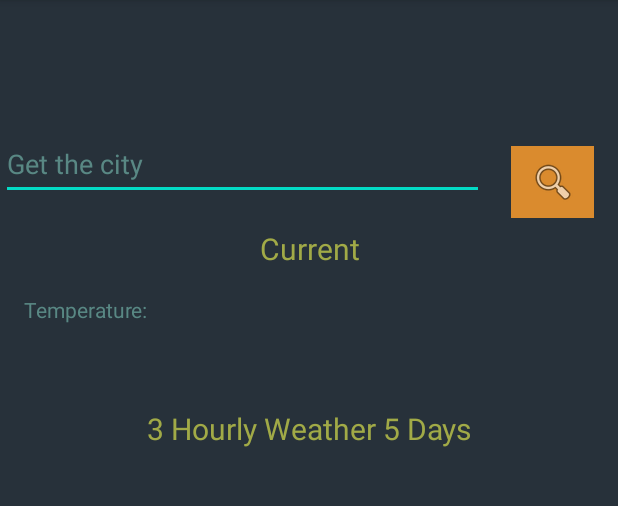
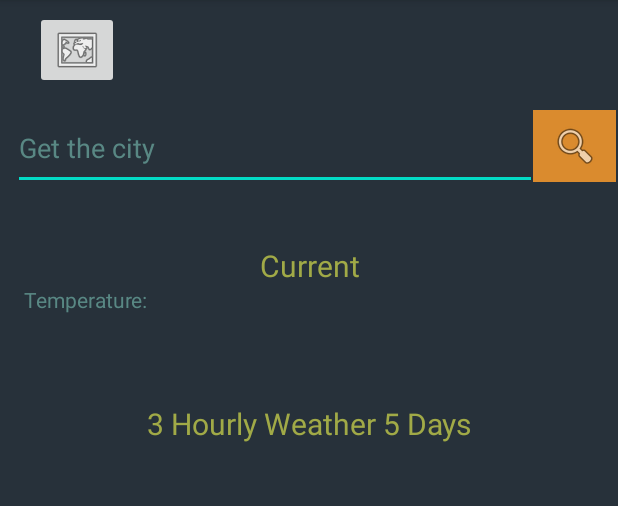
Before and after one commit to LessThanJunior/MobileApp, an Android app: the MainActivity screen opened directly, with no data from a screen before it, after a tap on an icon or button, on a phone screen of 412 x 824 dp, the part 84-590 px from its top. Run offline under Robolectric (Android 15) with nearby library versions, the phone set to English and light mode, and no system bars; our stand-ins replace Volley; network calls fail.

Commit message:
Added WeatherHourly(RecyclerView), ImageButton with onclickListener

```diff
--- a/app/build.gradle
+++ b/app/build.gradle
@@ -41,6 +41,8 @@ dependencies {
     implementation 'com.google.android.material:material:1.5.0'
     implementation 'com.google.android.gms:play-services-maps:18.0.2'
     implementation 'androidx.constraintlayout:constraintlayout:2.1.3'
+    implementation 'androidx.appcompat:appcompat:1.0.0'
+    implementation 'androidx.recyclerview:recyclerview:1.0.0'
     implementation 'com.android.volley:volley:1.2.1'
     testImplementation 'junit:junit:4.13.2'
     androidTestImplementation 'androidx.test.ext:junit:1.1.3'
--- a/app/src/main/java/com/example/practice/MainActivity.java
+++ b/app/src/main/java/com/example/practice/MainActivity.java
@@ -1,6 +1,10 @@
 package com.example.practice;
 
+import static java.security.AccessController.getContext;
+
 import androidx.appcompat.app.AppCompatActivity;
+import androidx.recyclerview.widget.LinearLayoutManager;
+import androidx.recyclerview.widget.RecyclerView;
 
 import android.content.Intent;
 import android.os.Bundle;
@@ -23,7 +27,9 @@ import org.json.JSONArray;
 import org.json.JSONException;
 import org.json.JSONObject;
 
-public class MainActivity extends AppCompatActivity {
+import java.util.ArrayList;
+
+public class MainActivity extends AppCompatActivity{
     EditText edit_text;
     ImageButton image_button;
     TextView text_view;
@@ -47,6 +53,7 @@ public class MainActivity extends AppCompatActivity {
             @Override
             public void onClick(View view) {
                 url_current = base_url_current + edit_text.getText().toString() + "&appid=" + appid + "&units=metric";
+                url_hourly = base_url_hourly + edit_text.getText().toString() + "&appid=" + appid + "&units=metric";
                 StringRequest stringRequest = new StringRequest(Request.Method.GET, url_current, new Response.Listener<String>() {
                     @Override
                     public void onResponse(String response) {
@@ -58,6 +65,7 @@ public class MainActivity extends AppCompatActivity {
                             JSONObject jsonWeatherObject = jsonWeatherArray.getJSONObject(0);
                             String weather_info = jsonWeatherObject.getString("main");
                             text_view.setText("Temperature: " + temp + "°С, " + weather_info);
+
                         } catch (JSONException e) {
                             e.printStackTrace();
                         }
@@ -68,9 +76,47 @@ public class MainActivity extends AppCompatActivity {
                         Toast.makeText(MainActivity.this, error.toString().trim(), Toast.LENGTH_SHORT).show();
                     }
                 });
+                StringRequest hourlyRequest = new StringRequest(Request.Method.GET, url_hourly, new Response.Listener<String>() {
+                    @Override
+                    public void onResponse(String response) {
+                        ArrayList<ItemWeather> weatherList = new ArrayList<>();
+                        try {
+                            JSONObject jsonResponseHourly = new JSONObject(response);
+                            JSONArray getWeatherList = jsonResponseHourly.getJSONArray("list");
+                            for (int i = 0; i < 40; i++) {
+                                JSONObject getWeather = getWeatherList.getJSONObject(i);
+                                JSONObject getMain = getWeather.getJSONObject("main");
+                                System.out.println(getMain);
+                                double temp_hourly = getMain.getDouble("temp");
+                                String time = getWeather.getString("dt_txt");
+                                ItemWeather weather = new ItemWeather();
+                                weather.setTemp(temp_hourly);
+                                weather.setTime(time);
+                                weatherList.add(weather);
+                            }
+                            ItemWeatherRecyclerView weatherRecyclerView = new ItemWeatherRecyclerView(weatherList);
+                            RecyclerView recyclerView = findViewById(R.id.rvWeather);
+                            recyclerView.setLayoutManager(new LinearLayoutManager(getApplicationContext()));
+                            recyclerView.setAdapter(weatherRecyclerView);
+                        } catch(JSONException e) {e.printStackTrace();}
+                    }
+                }, new Response.ErrorListener() {
+                    @Override
+                    public void onErrorResponse(VolleyError error) {
+                        Toast.makeText(MainActivity.this, error.toString().trim(), Toast.LENGTH_SHORT).show();
+                    }
+                });
                 RequestQueue requestQueue = Volley.newRequestQueue(getApplicationContext());
                 requestQueue.add(stringRequest);
-
+                requestQueue.add(hourlyRequest);
+            }
+        });
+        ImageButton googleMapButton = (ImageButton)findViewById(R.id.googleMapButton);
+        googleMapButton.setOnClickListener(new View.OnClickListener() {
+            @Override
+            public void onClick(View view) {
+                Intent intent = new Intent(MainActivity.this,MapsActivity.class);
+                startActivity(intent);
             }
         });
     }
--- a/app/src/main/java/com/example/practice/MapsActivity.java
+++ b/app/src/main/java/com/example/practice/MapsActivity.java
@@ -63,7 +63,7 @@ public class MapsActivity extends FragmentActivity implements OnMapReadyCallback
         googleMap.setOnMapClickListener(new GoogleMap.OnMapClickListener() {
             @Override
             public void onMapClick(LatLng point) {
-                MarkerOptions marker = new MarkerOptions().position(new LatLng(point.latitude, point.longitude)).title("New Marker");
+                MarkerOptions marker = new MarkerOptions().position(new LatLng(point.latitude, point.longitude));
                 googleMap.addMarker(marker);
                 url = base_url + "?lat=" + point.latitude + "&lon=" + point.longitude + "&limit=1&appid="+appid;
                 System.out.println(url);
--- a/app/src/main/res/layout/activity_main.xml
+++ b/app/src/main/res/layout/activity_main.xml
@@ -9,35 +9,34 @@
 
   <com.google.android.material.textfield.TextInputEditText
       android:id="@+id/textInputEditText"
-      android:layout_width="322dp"
-      android:layout_height="48dp"
+      android:layout_width="349dp"
+      android:layout_height="55dp"
+      android:layout_marginStart="11dp"
       android:layout_marginTop="85dp"
-      android:layout_marginBottom="600dp"
+      android:layout_marginBottom="17dp"
       android:ems="10"
       android:hint="@string/get_the_city"
       android:inputType="text"
       android:minHeight="48dp"
       android:textColor="#FFFFFF"
       android:textColorHint="#598884"
-      app:layout_constraintBottom_toBottomOf="parent"
-      app:layout_constraintEnd_toEndOf="parent"
-      app:layout_constraintHorizontal_bias="0.011"
+      app:layout_constraintBottom_toTopOf="@+id/textView2"
+      app:layout_constraintEnd_toStartOf="@+id/imageButton"
       app:layout_constraintStart_toStartOf="parent"
-      app:layout_constraintTop_toTopOf="parent"
-      app:layout_constraintVertical_bias="0.0" />
+      app:layout_constraintTop_toTopOf="parent" />
 
   <ImageButton
       android:id="@+id/imageButton"
       android:layout_width="55dp"
       android:layout_height="48dp"
-      android:layout_marginTop="85dp"
-      android:layout_marginEnd="16dp"
-      android:layout_marginBottom="598dp"
+      android:layout_marginTop="73dp"
+      android:layout_marginEnd="1dp"
+      android:layout_marginBottom="40dp"
       android:background="#DA8B2E"
-      app:layout_constraintBottom_toBottomOf="parent"
+      app:layout_constraintBottom_toTopOf="@+id/textView2"
       app:layout_constraintEnd_toEndOf="parent"
       app:layout_constraintTop_toTopOf="parent"
-      app:layout_constraintVertical_bias="0.333"
+      app:layout_constraintVertical_bias="0.0"
       app:srcCompat="@android:drawable/ic_menu_search"
       tools:ignore="SpeakableTextPresentCheck" />
 
@@ -47,13 +46,12 @@
       android:layout_height="33dp"
       android:layout_marginStart="16dp"
       android:layout_marginTop="63dp"
-      android:layout_marginBottom="518dp"
+      android:layout_marginBottom="20dp"
       android:text="Temperature: "
       android:textColor="#598884"
-      app:layout_constraintBottom_toBottomOf="parent"
+      app:layout_constraintBottom_toTopOf="@+id/hourly_weather_info"
       app:layout_constraintStart_toStartOf="parent"
-      app:layout_constraintTop_toBottomOf="@+id/textInputEditText"
-      app:layout_constraintVertical_bias="0.0" />
+      app:layout_constraintTop_toBottomOf="@+id/textInputEditText" />
 
   <TextView
       android:id="@+id/textView2"
@@ -77,14 +75,39 @@
       android:layout_width="match_parent"
       android:layout_height="31dp"
       android:layout_marginTop="23dp"
-      android:layout_marginBottom="450dp"
+      android:layout_marginBottom="23dp"
       android:gravity="center"
       android:text="3 Hourly Weather 5 Days"
       android:textColor="#A1AA47"
       android:textSize="20sp"
-      app:layout_constraintBottom_toBottomOf="parent"
+      app:layout_constraintBottom_toTopOf="@+id/rvWeather"
       app:layout_constraintEnd_toEndOf="parent"
       app:layout_constraintStart_toStartOf="parent"
       app:layout_constraintTop_toBottomOf="@+id/textView" />
 
+  <androidx.recyclerview.widget.RecyclerView
+      android:id="@+id/rvWeather"
+      android:layout_width="417dp"
+      android:layout_height="452dp"
+      android:layout_marginTop="23dp"
+      android:layout_marginEnd="4dp"
+      android:layout_marginBottom="3dp"
+      app:layout_constraintBottom_toBottomOf="parent"
+      app:layout_constraintEnd_toEndOf="parent"
+      app:layout_constraintStart_toStartOf="parent"
+      app:layout_constraintTop_toBottomOf="@+id/hourly_weather_info" />
+
+  <ImageButton
+      android:id="@+id/googleMapButton"
+      android:layout_width="wrap_content"
+      android:layout_height="wrap_content"
+      android:layout_marginStart="25dp"
+      android:layout_marginTop="8dp"
+      android:layout_marginEnd="335dp"
+      android:layout_marginBottom="13dp"
+      app:layout_constraintBottom_toTopOf="@+id/textInputEditText"
+      app:layout_constraintEnd_toEndOf="parent"
+      app:layout_constraintStart_toStartOf="parent"
+      app:layout_constraintTop_toTopOf="parent"
+      app:srcCompat="@android:drawable/ic_menu_mapmode" />
 </androidx.constraintlayout.widget.ConstraintLayout>
```
Also changed, not shown: app/src/main/java/com/example/practice/ItemWeather.java (added, +21 -0 lines), app/src/main/java/com/example/practice/ItemWeatherRecyclerView.java (added, +57 -0 lines), app/src/main/res/layout/recyclerview_row.xml (added, +20 -0 lines).
